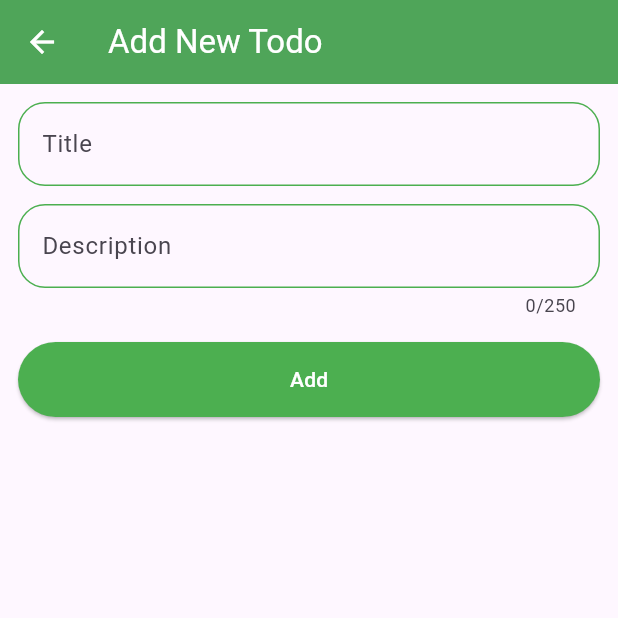
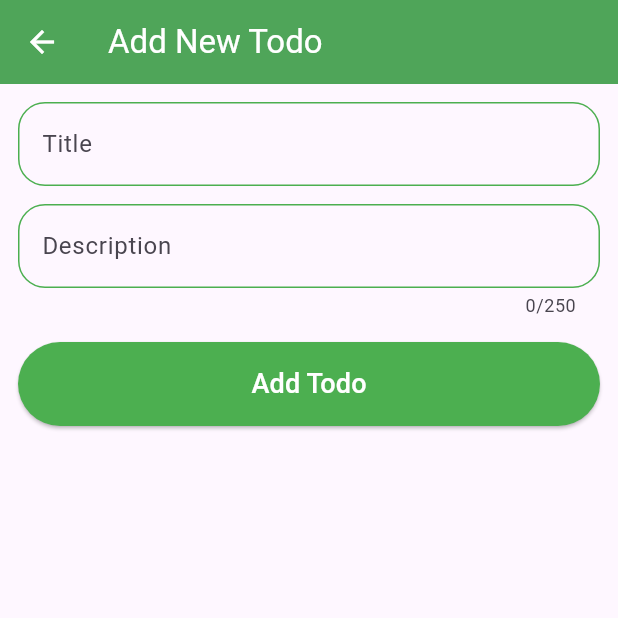
Before and after one commit to Ashrafulalkh/todo_app, a Flutter app: the screen it shows after launch, after a tap on "Add New Todo", on a phone screen of 412 x 824 dp, the top half of it. Run offline on Flutter 3.47's test engine with Material 3 defaults, Android fonts, the phone set to English and light mode, and no system bars; our stand-ins replace flutter_slidable, lottie.

Commit message:
Some changes done in design

```diff
--- a/lib/ui/screens/add_new_todo_screen.dart
+++ b/lib/ui/screens/add_new_todo_screen.dart
@@ -77,7 +77,12 @@ class _AddNewTodoState extends State<AddNewTodoScreen> {
                     Navigator.pop(context);
                   }
                 },
-                child: const Text('Add'),
+                child: const Text(
+                  'Add Todo',
+                  style: TextStyle(
+                    fontSize: 18,
+                  ),
+                ),
               ),
             ],
           ),
```
